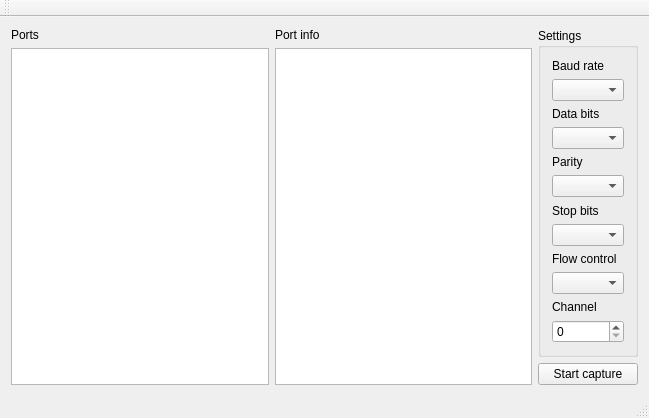
Before: the Qt Designer form mainwindow.ui in Amagor/wsnsim-sniffer, drawn with Qt 5.
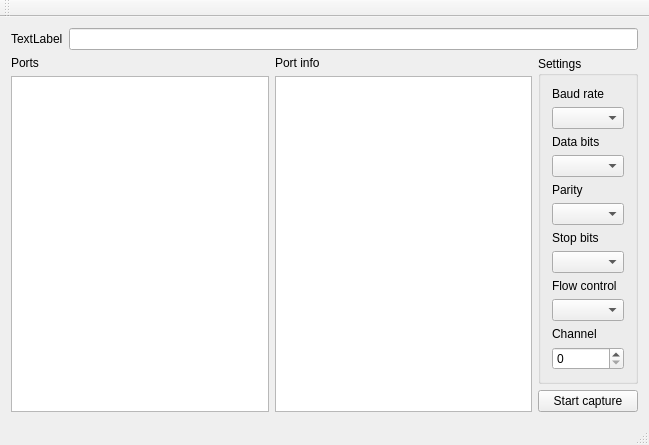
After: the same form once the commit is applied.

Commit message: Added: show current dir

```diff
--- a/mainwindow.ui
+++ b/mainwindow.ui
@@ -7,13 +7,31 @@
     <x>0</x>
     <y>0</y>
     <width>649</width>
-    <height>418</height>
+    <height>432</height>
    </rect>
   </property>
   <property name="windowTitle">
    <string>MainWindow</string>
   </property>
   <widget class="QWidget" name="centralWidget">
+   <layout class="QVBoxLayout" name="verticalLayout_5">
+    <item>
+     <layout class="QHBoxLayout" name="horizontalLayout_3">
+      <item>
+       <widget class="QLabel" name="labelCurrentDir">
+        <property name="text">
+         <string>TextLabel</string>
+        </property>
+       </widget>
+      </item>
+      <item>
+       <widget class="QLineEdit" name="lineCurrentDir"/>
+      </item>
+     </layout>
+    </item>
+    <item>
+     <layout class="QHBoxLayout" name="horizontalLayout_2">
+      <item>
    <layout class="QHBoxLayout" name="horizontalLayout">
     <item>
      <layout class="QVBoxLayout" name="verticalLayout_3">
@@ -43,6 +61,8 @@
       </item>
      </layout>
     </item>
+       </layout>
+      </item>
     <item>
      <layout class="QVBoxLayout" name="verticalLayout_2">
       <item>
@@ -124,7 +144,8 @@
      </layout>
     </item>
    </layout>
-   <zorder></zorder>
+    </item>
+   </layout>
   </widget>
   <widget class="QMenuBar" name="menuBar">
    <property name="geometry">
```
Lines whose indentation alone changed are shown as unchanged. The commit also changes 1 other file.
